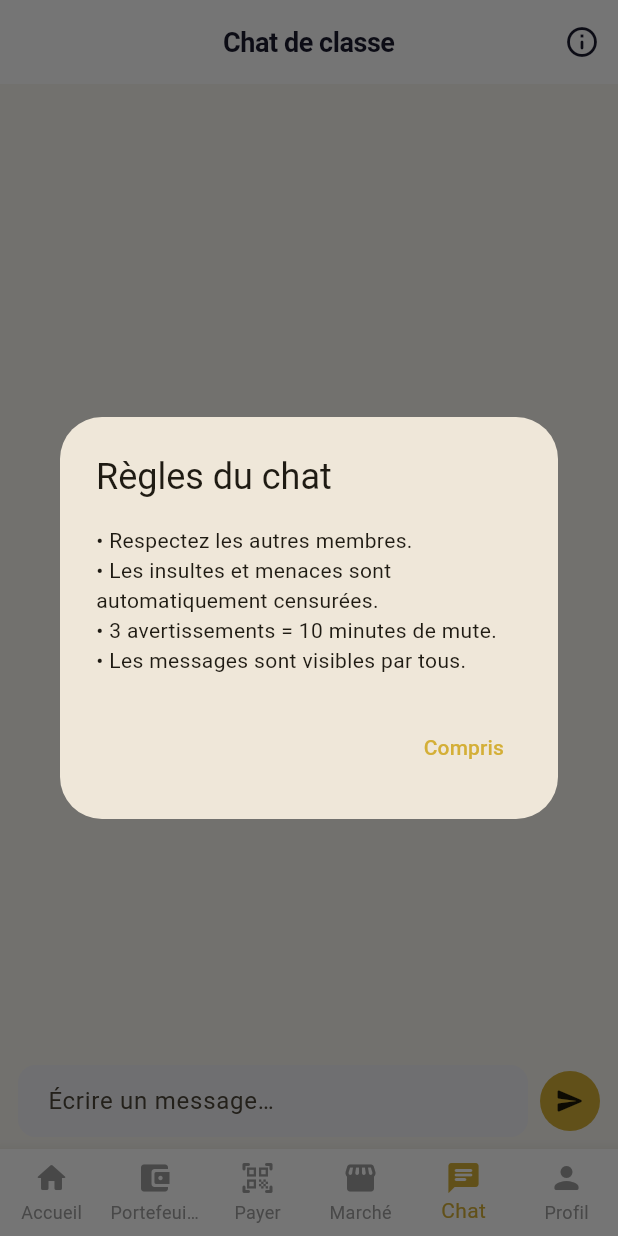
After one commit to sescoin/sescoin.github.io, a Flutter app: the ChatScreen screen opened by its route, after a tap on the "info outline" icon, on a phone screen of 412 x 824 dp. The commit adds this screen. Run offline on Flutter 3.47's test engine with Material 3 defaults, Android fonts, the phone set to English and light mode, and no system bars; our stand-ins replace flutter_riverpod, go_router, image_picker, qr_flutter, supabase_flutter; missing offline and left inert: flutter_nfc_kit, mobile_scanner; accounts and stored records are empty.

Commit message:
Add public chat with moderation

```diff
--- a/lib/core/router.dart
+++ b/lib/core/router.dart
@@ -25,6 +25,7 @@ import '../screens/home/leaderboard_screen.dart';
 import '../screens/market/auction_detail_screen.dart';
 import '../screens/market/market_screen.dart';
 import '../screens/pay/pay_screen.dart';
+import '../screens/chat/chat_screen.dart';
 import '../screens/profile/loan_create_screen.dart';
 import '../screens/profile/change_password_screen.dart';
 import '../screens/profile/profile_screen.dart';
@@ -44,6 +45,7 @@ class AppRoutes {
   static const String wallet = '/wallet';
   static const String pay = '/pay';
   static const String market = '/market';
+  static const String chat = '/chat';
   static const String profile = '/profile';
 
   static const String transferManual = '/transfer';
@@ -150,6 +152,15 @@ final routerProvider = Provider<GoRouter>((ref) {
                 path: AppRoutes.market,
                 name: 'market',
                 builder: (context, state) => const MarketScreen(),
+              ),
+            ],
+          ),
+          StatefulShellBranch(
+            routes: [
+              GoRoute(
+                path: AppRoutes.chat,
+                name: 'chat',
+                builder: (context, state) => const ChatScreen(),
               ),
             ],
           ),
@@ -326,6 +337,7 @@ class MainShell extends StatelessWidget {
     (icon: Icons.account_balance_wallet_rounded, label: 'Portefeuille'),
     (icon: Icons.qr_code_scanner_rounded, label: 'Payer'),
     (icon: Icons.storefront_rounded, label: 'Marché'),
+    (icon: Icons.chat_rounded, label: 'Chat'),
     (icon: Icons.person_rounded, label: 'Profil'),
   ];
 
--- /dev/null
+++ b/lib/providers/chat_provider.dart
@@ -0,0 +1,78 @@
+import 'package:flutter_riverpod/flutter_riverpod.dart';
+
+import '../models/chat_message.dart';
+import 'service_providers.dart';
+
+final chatMessagesProvider = StreamProvider<List<ChatMessage>>((ref) {
+  return ref.watch(chatServiceProvider).watchMessages();
+});
+
+class ChatState {
+  const ChatState({
+    this.isSending = false,
+    this.error,
+    this.warningCount = 0,
+    this.mutedUntil,
+  });
+
+  final bool isSending;
+  final String? error;
+  final int warningCount;
+  final DateTime? mutedUntil;
+
+  bool get isMuted => mutedUntil != null && mutedUntil!.isAfter(DateTime.now());
+
+  ChatState copyWith({
+    bool? isSending,
+    String? error,
+    int? warningCount,
+    DateTime? mutedUntil,
+    bool clearError = false,
+    bool clearMute = false,
+  }) {
+    return ChatState(
+      isSending: isSending ?? this.isSending,
+      error: clearError ? null : (error ?? this.error),
+      warningCount: warningCount ?? this.warningCount,
+      mutedUntil: clearMute ? null : (mutedUntil ?? this.mutedUntil),
+    );
+  }
+}
+
+final chatActionProvider =
+    StateNotifierProvider<ChatActionNotifier, ChatState>((ref) {
+  return ChatActionNotifier(ref);
+});
+
+class ChatActionNotifier extends StateNotifier<ChatState> {
+  ChatActionNotifier(this._ref) : super(const ChatState());
+
+  final Ref _ref;
+
+  Future<ChatSendResult?> sendMessage(String content) async {
+    state = state.copyWith(isSending: true, clearError: true);
+    try {
+      final result = await _ref.read(chatServiceProvider).sendMessage(content);
+      state = state.copyWith(
+        isSending: false,
+        warningCount: result.warningCount,
+        mutedUntil: result.muted
+            ? DateTime.now().add(const Duration(minutes: 10))
+            : null,
+        clearMute: !result.muted,
+      );
+      return result;
+    } catch (e) {
+      final msg = e.toString().replaceFirst('Exception: ', '');
+      state = state.copyWith(isSending: false, error: msg);
+      return null;
+    }
+  }
+
+  void clearMuteIfExpired() {
+    if (state.mutedUntil != null &&
+        state.mutedUntil!.isBefore(DateTime.now())) {
+      state = state.copyWith(clearMute: true, warningCount: 0);
+    }
+  }
+}
--- a/lib/providers/service_providers.dart
+++ b/lib/providers/service_providers.dart
@@ -9,6 +9,7 @@ import '../services/auction_service.dart';
 import '../services/loan_service.dart';
 import '../services/currency_service.dart';
 import '../services/notification_service.dart';
+import '../services/chat_service.dart';
 
 final supabaseClientProvider = Provider<SupabaseClient>((ref) {
   return Supabase.instance.client;
@@ -45,3 +46,7 @@ final currencyServiceProvider = Provider<CurrencyService>((ref) {
 final notificationServiceProvider = Provider<NotificationService>((ref) {
   return NotificationService(ref.watch(supabaseClientProvider));
 });
+
+final chatServiceProvider = Provider<ChatService>((ref) {
+  return ChatService(ref.watch(supabaseClientProvider));
+});
--- /dev/null
+++ b/lib/screens/chat/chat_screen.dart
@@ -0,0 +1,440 @@
+import 'dart:async';
+
+import 'package:flutter/material.dart';
+import 'package:flutter_riverpod/flutter_riverpod.dart';
+import 'package:go_router/go_router.dart';
+import 'package:intl/intl.dart';
+
+import '../../common/user_avatar.dart';
+import '../../core/theme.dart';
+import '../../models/chat_message.dart';
+import '../../providers/auth_provider.dart';
+import '../../providers/chat_provider.dart';
+
+class ChatScreen extends ConsumerStatefulWidget {
+  const ChatScreen({super.key});
+
+  @override
+  ConsumerState<ChatScreen> createState() => _ChatScreenState();
+}
+
+class _ChatScreenState extends ConsumerState<ChatScreen> {
+  final _controller = TextEditingController();
+  final _scrollController = ScrollController();
+  Timer? _muteTimer;
+
+  @override
+  void dispose() {
+    _controller.dispose();
+    _scrollController.dispose();
+    _muteTimer?.cancel();
+    super.dispose();
+  }
+
+  void _scrollToBottom() {
+    WidgetsBinding.instance.addPostFrameCallback((_) {
+      if (_scrollController.hasClients) {
+        _scrollController.animateTo(
+          _scrollController.position.maxScrollExtent,
+          duration: const Duration(milliseconds: 250),
+          curve: Curves.easeOut,
+        );
+      }
+    });
+  }
+
+  Future<void> _send() async {
+    final text = _controller.text.trim();
+    if (text.isEmpty) return;
+
+    ref.read(chatActionProvider.notifier).clearMuteIfExpired();
+    final chatState = ref.read(chatActionProvider);
+    if (chatState.isMuted) return;
+
+    _controller.clear();
+    final result = await ref.read(chatActionProvider.notifier).sendMessage(text);
+
+    if (!mounted) return;
+
+    if (result == null) {
+      // Erreur (muet, banni, etc.) — affichée via chatState.error
+      return;
+    }
+
+    if (result.warning) {
+      final remaining = 3 - result.warningCount;
+      if (result.muted) {
+        _showSnackBar(
+          '🔇 Vous avez été muet pendant 10 minutes pour comportement inapproprié.',
+          Colors.red,
+        );
+        _startMuteTimer();
+      } else {
+        _showSnackBar(
+          '⚠️ Avertissement ${result.warningCount}/3 — message censuré.'
+          '${remaining > 0 ? ' Encore $remaining avant d\'être muet.' : ''}',
+          Colors.orange,
+        );
+      }
+    }
+  }
+
+  void _startMuteTimer() {
+    _muteTimer?.cancel();
+    _muteTimer = Timer.periodic(const Duration(seconds: 30), (_) {
+      ref.read(chatActionProvider.notifier).clearMuteIfExpired();
+      if (!ref.read(chatActionProvider).isMuted) {
+        _muteTimer?.cancel();
+      }
+      if (mounted) setState(() {});
+    });
+  }
+
+  void _showSnackBar(String message, Color color) {
+    ScaffoldMessenger.of(context).showSnackBar(
+      SnackBar(content: Text(message), backgroundColor: color),
+    );
+  }
+
+  @override
+  Widget build(BuildContext context) {
+    final messagesAsync = ref.watch(chatMessagesProvider);
+    final chatState = ref.watch(chatActionProvider);
+    final currentUserId = ref.watch(currentUserIdProvider);
+
+    ref.listen(chatMessagesProvider, (_, next) {
+      if (next.hasValue) _scrollToBottom();
+    });
+
+    return Scaffold(
+      appBar: AppBar(
+        title: const Text('Chat de classe'),
+        actions: [
+          IconButton(
+            icon: const Icon(Icons.info_outline_rounded),
+            onPressed: () => _showRulesDialog(context),
+          ),
+        ],
+      ),
+      body: Column(
+        children: [
+          Expanded(
+            child: messagesAsync.when(
+              loading: () => const Center(child: CircularProgressIndicator()),
+              error: (e, _) => Center(child: Text('Erreur : $e')),
+              data: (messages) {
+                if (messages.isEmpty) {
+                  return const Center(
+                    child: Text(
+                      'Aucun message pour l\'instant.\nSoyez le premier à écrire !',
+                      textAlign: TextAlign.center,
+                      style: TextStyle(color: Colors.grey),
+                    ),
+                  );
+                }
+                WidgetsBinding.instance
+                    .addPostFrameCallback((_) => _scrollToBottom());
+                return ListView.builder(
+                  controller: _scrollController,
+                  padding: const EdgeInsets.symmetric(
+                      horizontal: 12, vertical: 8),
+                  itemCount: messages.length,
+                  itemBuilder: (context, index) {
+                    final msg = messages[index];
+                    final isOwn = msg.userId == currentUserId;
+                    final showHeader = index == 0 ||
+                        messages[index - 1].userId != msg.userId;
+                    return _MessageBubble(
+                      message: msg,
+                      isOwn: isOwn,
+                      showHeader: showHeader,
+                      onTapUsername: () =>
+                          context.push('/user/${msg.username}'),
+                    );
+                  },
+                );
+              },
+            ),
+          ),
+          _InputBar(
+            controller: _controller,
+            chatState: chatState,
+            onSend: _send,
+          ),
+        ],
+      ),
+    );
+  }
+
+  void _showRulesDialog(BuildContext context) {
+    showDialog(
+      context: context,
+      builder: (_) => AlertDialog(
+        title: const Text('Règles du chat'),
+        content: const Text(
+          '• Respectez les autres membres.\n'
+          '• Les insultes et menaces sont automatiquement censurées.\n'
+          '• 3 avertissements = 10 minutes de mute.\n'
+          '• Les messages sont visibles par tous.',
+        ),
+        actions: [
+          TextButton(
+            onPressed: () => Navigator.pop(context),
+            child: const Text('Compris'),
+          ),
+        ],
+      ),
+    );
+  }
+}
+
+class _MessageBubble extends StatelessWidget {
+  const _MessageBubble({
+    required this.message,
+    required this.isOwn,
+    required this.showHeader,
+    required this.onTapUsername,
+  });
+
+  final ChatMessage message;
+  final bool isOwn;
+  final bool showHeader;
+  final VoidCallback onTapUsername;
+
+  @override
+  Widget build(BuildContext context) {
+    final timeStr = DateFormat('HH:mm').format(message.createdAt);
+    final theme = Theme.of(context);
+    final isDark = theme.brightness == Brightness.dark;
+
+    final bubbleColor = message.isCensored
+        ? (isDark ? Colors.grey[800]! : Colors.grey[300]!)
+        : isOwn
+            ? AppTheme.gold
+            : (isDark ? const Color(0xFF2A2A3E) : Colors.white);
+
+    final textColor = message.isCensored
+        ? Colors.grey
+        : isOwn
+            ? Colors.black87
+            : theme.colorScheme.onSurface;
+
+    return Padding(
+      padding: EdgeInsets.only(
+        top: showHeader ? 12 : 2,
+        bottom: 2,
+      ),
+      child: Row(
+        mainAxisAlignment:
+            isOwn ? MainAxisAlignment.end : MainAxisAlignment.start,
+        crossAxisAlignment: CrossAxisAlignment.end,
+        children: [
+          if (!isOwn) ...[
+            GestureDetector(
+              onTap: onTapUsername,
+              child: UserAvatar(
+                username: message.username,
+                avatarUrl: message.avatarUrl,
+                radius: 16,
+              ),
+            ),
+            const SizedBox(width: 6),
+          ],
+          Flexible(
+            child: Column(
+              crossAxisAlignment:
+                  isOwn ? CrossAxisAlignment.end : CrossAxisAlignment.start,
+              children: [
+                if (showHeader && !isOwn)
+                  GestureDetector(
+                    onTap: onTapUsername,
+                    child: Padding(
+                      padding: const EdgeInsets.only(left: 4, bottom: 2),
+                      child: Text(
+                        message.displayName,
+                        style: TextStyle(
+                          fontSize: 11,
+                          fontWeight: FontWeight.w600,
+                          color: theme.colorScheme.onSurfaceVariant,
+                        ),
+                      ),
+                    ),
+                  ),
+                Container(
+                  padding: const EdgeInsets.symmetric(
+                      horizontal: 12, vertical: 8),
+                  decoration: BoxDecoration(
+                    color: bubbleColor,
+                    borderRadius: BorderRadius.only(
+                      topLeft: const Radius.circular(16),
+                      topRight: const Radius.circular(16),
+                      bottomLeft: Radius.circular(isOwn ? 16 : 4),
+                      bottomRight: Radius.circular(isOwn ? 4 : 16),
+                    ),
+                    border: message.isCensored
+                        ? Border.all(color: Colors.red.withValues(alpha: 0.4))
+                        : null,
+                    boxShadow: [
+                      BoxShadow(
+                        color: Colors.black.withValues(alpha: 0.06),
+                        blurRadius: 4,
+                        offset: const Offset(0, 2),
+                      ),
+                    ],
+                  ),
+                  child: Text(
+                    message.content,
+                    style: TextStyle(
+                      color: textColor,
+                      fontStyle: message.isCensored
+                          ? FontStyle.italic
+                          : FontStyle.normal,
+                    ),
+                  ),
+                ),
+                Padding(
+                  padding: const EdgeInsets.only(top: 2, left: 4, right: 4),
+                  child: Text(
+                    timeStr,
+                    style: const TextStyle(fontSize: 10, color: Colors.grey),
+                  ),
+                ),
+              ],
+            ),
+          ),
+          if (isOwn) const SizedBox(width: 6),
+        ],
+      ),
+    );
+  }
+}
+
+class _InputBar extends StatelessWidget {
+  const _InputBar({
+    required this.controller,
+    required this.chatState,
+    required this.onSend,
+  });
+
+  final TextEditingController controller;
+  final ChatState chatState;
+  final VoidCallback onSend;
+
+  @override
+  Widget build(BuildContext context) {
+    final isMuted = chatState.isMuted;
+    final errorMsg = chatState.error;
+
+    return Column(
+      mainAxisSize: MainAxisSize.min,
+      children: [
+        if (errorMsg != null)
+          Container(
+            width: double.infinity,
+            color: Colors.red.withValues(alpha: 0.1),
+            padding: const EdgeInsets.symmetric(horizontal: 16, vertical: 6),
+            child: Text(
+              errorMsg,
+              style: const TextStyle(color: Colors.red, fontSize: 12),
+            ),
+          ),
+        if (isMuted)
+          Container(
+            width: double.infinity,
+            color: Colors.orange.withValues(alpha: 0.1),
+            padding: const EdgeInsets.symmetric(horizontal: 16, vertical: 8),
+            child: Row(
+              children: [
+                const Icon(Icons.volume_off_rounded,
+                    color: Colors.orange, size: 16),
+                const SizedBox(width: 8),
+                Text(
+                  'Vous êtes muet — comportement inapproprié détecté.',
+                  style: const TextStyle(color: Colors.orange, fontSize: 12),
+                ),
+              ],
+            ),
+          ),
+        SafeArea(
+          child: Padding(
+            padding: const EdgeInsets.fromLTRB(12, 8, 12, 8),
+            child: Row(
+              children: [
+                Expanded(
+                  child: TextField(
+                    controller: controller,
+                    enabled: !isMuted && !chatState.isSending,
+                    maxLength: 500,
+                    maxLines: null,
+                    textInputAction: TextInputAction.send,
+                    onSubmitted: (_) => onSend(),
+                    decoration: InputDecoration(
+                      hintText: isMuted
+                          ? 'Vous êtes muet…'
+                          : 'Écrire un message…',
+                      counterText: '',
+                      contentPadding: const EdgeInsets.symmetric(
+                          horizontal: 16, vertical: 10),
+                    ),
+                  ),
+                ),
+                const SizedBox(width: 8),
+                _SendButton(
+                  isSending: chatState.isSending,
+                  isMuted: isMuted,
+                  onPressed: onSend,
+                ),
+              ],
+            ),
+          ),
+        ),
+      ],
+    );
+  }
+}
+
+class _SendButton extends StatelessWidget {
+  const _SendButton({
+    required this.isSending,
+    required this.isMuted,
+    required this.onPressed,
+  });
+
+  final bool isSending;
+  final bool isMuted;
+  final VoidCallback onPressed;
+
+  @override
+  Widget build(BuildContext context) {
+    return AnimatedContainer(
+      duration: const Duration(milliseconds: 200),
+      child: Material(
+        color: isMuted
+            ? Colors.grey
+            : AppTheme.gold,
+        borderRadius: BorderRadius.circular(24),
+        child: InkWell(
+          borderRadius: BorderRadius.circular(24),
+          onTap: (isSending || isMuted) ? null : onPressed,
+          child: Padding(
+            padding: const EdgeInsets.all(10),
+            child: isSending
+                ? const SizedBox(
+                    width: 20,
+                    height: 20,
+                    child: CircularProgressIndicator(
+                      strokeWidth: 2,
+                      color: Colors.black87,
+                    ),
+                  )
+                : const Icon(
+                    Icons.send_rounded,
+                    color: Colors.black87,
+                    size: 20,
+                  ),
+          ),
+        ),
+      ),
+    );
+  }
+}
--- /dev/null
+++ b/lib/services/chat_service.dart
@@ -0,0 +1,26 @@
+import 'package:supabase_flutter/supabase_flutter.dart';
+
+import '../models/chat_message.dart';
+
+class ChatService {
+  ChatService(this._client);
+
+  final SupabaseClient _client;
+
+  Stream<List<ChatMessage>> watchMessages() {
+    return _client
+        .from('chat_messages')
+        .stream(primaryKey: ['id'])
+        .order('created_at', ascending: true)
+        .limit(100)
+        .map((rows) => rows.map(ChatMessage.fromJson).toList());
+  }
+
+  Future<ChatSendResult> sendMessage(String content) async {
+    final response = await _client.rpc(
+      'send_chat_message',
+      params: {'p_content': content},
+    );
+    return ChatSendResult.fromJson(response as Map<String, dynamic>);
+  }
+}
```
Also changed, not shown: lib/models/chat_message.dart (added, +57 -0 lines), 1 other file.
